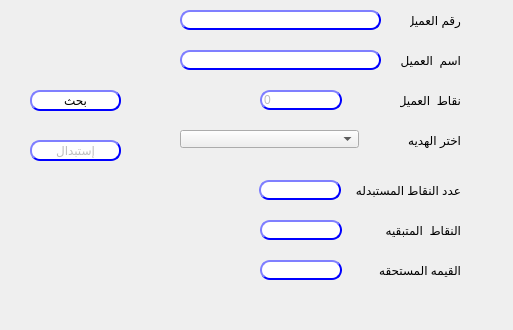
Old version of the form presentation/loyalty_ui/redeemGift.ui in the repository Hossam01/HyperPOS2020Design.
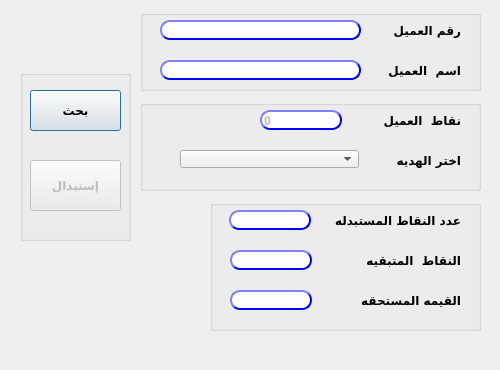
New version of the form.

```diff
--- a/presentation/loyalty_ui/redeemGift.ui
+++ b/presentation/loyalty_ui/redeemGift.ui
@@ -6,10 +6,22 @@
    <rect>
     <x>0</x>
     <y>0</y>
-    <width>513</width>
-    <height>330</height>
+    <width>500</width>
+    <height>370</height>
    </rect>
   </property>
+  <property name="minimumSize">
+   <size>
+    <width>500</width>
+    <height>370</height>
+   </size>
+  </property>
+  <property name="maximumSize">
+   <size>
+    <width>500</width>
+    <height>370</height>
+   </size>
+  </property>
   <property name="windowTitle">
    <string>استبدال النقاط بهديه</string>
   </property>
@@ -22,33 +34,19 @@
      <x>30</x>
      <y>90</y>
      <width>91</width>
-     <height>21</height>
+     <height>41</height>
     </rect>
    </property>
+   <property name="font">
+    <font>
+     <family>29LT Bukra Regular</family>
+     <pointsize>9</pointsize>
+     <weight>75</weight>
+     <bold>true</bold>
+    </font>
+   </property>
    <property name="styleSheet">
-    <string notr="true">QPushButton{
-                                        background-color: white;
-                                        border-style: outset;
-                                        border-width: 2px;
-                                        border-radius: 10px;
-                                        border-color: blue;
-                                        min-width:6em;
-                                       }
-                                        QPushButton:hover {
-                                        background: qradialgradient(
-                                        cx: 0.3, cy: -0.4, fx: 0.3, fy: -0.4,
-                                        radius: 1.35, stop: 0 #fff, stop: 1 #bbb
-                                        );
-                                        }
-                                        QPushButton:pressed {
-                                        border-style: inset;
-                                        background: qradialgradient(
-                                        cx: 0.4, cy: -0.1, fx: 0.4, fy: -0.1,
-                                        radius: 1.35, stop: 0 #fff, stop: 1 #ddd
-                                        );
-                                        }
-                                    
-                                    </string>
+    <string notr="true"/>
    </property>
    <property name="text">
     <string>بحث</string>
@@ -61,346 +59,262 @@
    <property name="geometry">
     <rect>
      <x>30</x>
-     <y>140</y>
+     <y>160</y>
      <width>91</width>
-     <height>21</height>
+     <height>51</height>
     </rect>
    </property>
+   <property name="font">
+    <font>
+     <family>29LT Bukra Regular</family>
+     <pointsize>9</pointsize>
+     <weight>75</weight>
+     <bold>true</bold>
+    </font>
+   </property>
    <property name="styleSheet">
-    <string notr="true">QPushButton{
-                                        background-color: white;
-                                        border-style: outset;
-                                        border-width: 2px;
-                                        border-radius: 10px;
-                                        border-color: blue;
-                                        min-width:6em;
-                                       }
-                                        QPushButton:hover {
-                                        background: qradialgradient(
-                                        cx: 0.3, cy: -0.4, fx: 0.3, fy: -0.4,
-                                        radius: 1.35, stop: 0 #fff, stop: 1 #bbb
-                                        );
-                                        }
-                                        QPushButton:pressed {
-                                        border-style: inset;
-                                        background: qradialgradient(
-                                        cx: 0.4, cy: -0.1, fx: 0.4, fy: -0.1,
-                                        radius: 1.35, stop: 0 #fff, stop: 1 #ddd
-                                        );
-                                        }
-                                    
-                                    </string>
+    <string notr="true">
+</string>
    </property>
    <property name="text">
     <string>إستبدال</string>
    </property>
   </widget>
-  <widget class="QLabel" name="label_20">
+  <widget class="QGroupBox" name="groupBox">
    <property name="geometry">
     <rect>
-     <x>370</x>
-     <y>130</y>
-     <width>91</width>
-     <height>20</height>
-    </rect>
-   </property>
-   <property name="text">
-    <string>اختر الهديه</string>
-   </property>
-  </widget>
-  <widget class="QComboBox" name="CMB_redeemItem">
-   <property name="geometry">
-    <rect>
-     <x>180</x>
-     <y>130</y>
-     <width>179</width>
-     <height>18</height>
-    </rect>
-   </property>
-  </widget>
-  <widget class="QLabel" name="label_16">
-   <property name="geometry">
-    <rect>
-     <x>400</x>
-     <y>90</y>
-     <width>61</width>
-     <height>20</height>
-    </rect>
-   </property>
-   <property name="text">
-    <string>نقاط  العميل</string>
-   </property>
-  </widget>
-  <widget class="QLineEdit" name="Qline_cust">
-   <property name="geometry">
-    <rect>
-     <x>180</x>
-     <y>10</y>
-     <width>201</width>
-     <height>20</height>
-    </rect>
-   </property>
-   <property name="styleSheet">
-    <string notr="true">QLineEdit{
-                                        background-color: white;
-                                        border-style: outset;
-                                        border-width: 2px;
-                                        border-radius: 10px;
-                                        border-color: blue;
-                                        min-width: 6em;
-                                        }
-                                        QLineEdit:hover {
-                                        background: qradialgradient(
-                                        cx: 0.3, cy: -0.4, fx: 0.3, fy: -0.4,
-                                        radius: 1.35, stop: 0 #fff, stop: 1 #bbb
-                                        );
-                                        }
-                                       QLineEdit:pressed {
-                                        border-style: inset;
-                                        background: qradialgradient(
-                                        cx: 0.4, cy: -0.1, fx: 0.4, fy: -0.1,
-                                        radius: 1.35, stop: 0 #fff, stop: 1 #ddd
-                                        );
-                                        }
-                                    </string>
-   </property>
-  </widget>
-  <widget class="QLabel" name="label_15">
-   <property name="geometry">
-    <rect>
-     <x>400</x>
-     <y>50</y>
-     <width>61</width>
-     <height>20</height>
-    </rect>
-   </property>
-   <property name="text">
-    <string>اسم  العميل</string>
-   </property>
-  </widget>
-  <widget class="QLabel" name="label_14">
-   <property name="geometry">
-    <rect>
-     <x>410</x>
-     <y>10</y>
-     <width>51</width>
-     <height>20</height>
-    </rect>
-   </property>
-   <property name="text">
-    <string>رقم العميل</string>
-   </property>
-  </widget>
-  <widget class="QLineEdit" name="Qline_name">
-   <property name="enabled">
-    <bool>false</bool>
-   </property>
-   <property name="geometry">
-    <rect>
-     <x>180</x>
-     <y>50</y>
-     <width>201</width>
-     <height>20</height>
-    </rect>
-   </property>
-   <property name="styleSheet">
-    <string notr="true">QLineEdit{
-                                        background-color: white;
-                                        border-style: outset;
-                                        border-width: 2px;
-                                        border-radius: 10px;
-                                        border-color: blue;
-                                        min-width: 6em;
-                                        }
-                                        QLineEdit:hover {
-                                        background: qradialgradient(
-                                        cx: 0.3, cy: -0.4, fx: 0.3, fy: -0.4,
-                                        radius: 1.35, stop: 0 #fff, stop: 1 #bbb
-                                        );
-                                        }
-                                       QLineEdit:pressed {
-                                        border-style: inset;
-                                        background: qradialgradient(
-                                        cx: 0.4, cy: -0.1, fx: 0.4, fy: -0.1,
-                                        radius: 1.35, stop: 0 #fff, stop: 1 #ddd
-                                        );
-                                        }
-                                    </string>
-   </property>
-  </widget>
-  <widget class="QLineEdit" name="Qline_points">
-   <property name="enabled">
-    <bool>false</bool>
-   </property>
-   <property name="geometry">
-    <rect>
-     <x>260</x>
-     <y>90</y>
-     <width>82</width>
-     <height>20</height>
-    </rect>
-   </property>
-   <property name="styleSheet">
-    <string notr="true">QLineEdit{
-                                        background-color: white;
-                                        border-style: outset;
-                                        border-width: 2px;
-                                        border-radius: 10px;
-                                        border-color: blue;
-                                        min-width: 6em;
-                                        }
-                                        QLineEdit:hover {
-                                        background: qradialgradient(
-                                        cx: 0.3, cy: -0.4, fx: 0.3, fy: -0.4,
-                                        radius: 1.35, stop: 0 #fff, stop: 1 #bbb
-                                        );
-                                        }
-                                       QLineEdit:pressed {
-                                        border-style: inset;
-                                        background: qradialgradient(
-                                        cx: 0.4, cy: -0.1, fx: 0.4, fy: -0.1,
-                                        radius: 1.35, stop: 0 #fff, stop: 1 #ddd
-                                        );
-                                        }
-                                    </string>
-   </property>
-   <property name="text">
-    <string>0</string>
-   </property>
-  </widget>
-  <widget class="QLineEdit" name="Qline_replace">
-   <property name="enabled">
-    <bool>true</bool>
-   </property>
-   <property name="geometry">
-    <rect>
-     <x>259</x>
-     <y>180</y>
-     <width>82</width>
-     <height>20</height>
-    </rect>
-   </property>
-   <property name="styleSheet">
-    <string notr="true">QLineEdit{
-                                        background-color: white;
-                                        border-style: outset;
-                                        border-width: 2px;
-                                        border-radius: 10px;
-                                        border-color: blue;
-                                        min-width: 6em;
-                                        }
-                                        QLineEdit:hover {
-                                        background: qradialgradient(
-                                        cx: 0.3, cy: -0.4, fx: 0.3, fy: -0.4,
-                                        radius: 1.35, stop: 0 #fff, stop: 1 #bbb
-                                        );
-                                        }
-                                       QLineEdit:pressed {
-                                        border-style: inset;
-                                        background: qradialgradient(
-                                        cx: 0.4, cy: -0.1, fx: 0.4, fy: -0.1,
-                                        radius: 1.35, stop: 0 #fff, stop: 1 #ddd
-                                        );
-                                        }
-                                    </string>
-   </property>
-   <property name="text">
-    <string/>
-   </property>
-  </widget>
-  <widget class="QLabel" name="label_18">
-   <property name="geometry">
-    <rect>
-     <x>370</x>
-     <y>220</y>
-     <width>91</width>
-     <height>20</height>
-    </rect>
-   </property>
-   <property name="text">
-    <string>النقاط  المتبقيه</string>
-   </property>
-  </widget>
-  <widget class="QLabel" name="label_19">
-   <property name="geometry">
-    <rect>
-     <x>370</x>
-     <y>260</y>
-     <width>91</width>
-     <height>20</height>
-    </rect>
-   </property>
-   <property name="text">
-    <string>القيمه المستحقه</string>
-   </property>
-  </widget>
-  <widget class="QLineEdit" name="Qline_remainder">
-   <property name="enabled">
-    <bool>false</bool>
-   </property>
-   <property name="geometry">
-    <rect>
-     <x>260</x>
-     <y>220</y>
-     <width>82</width>
-     <height>20</height>
-    </rect>
-   </property>
-   <property name="styleSheet">
-    <string notr="true">QLineEdit{
-                                        background-color: white;
-                                        border-style: outset;
-                                        border-width: 2px;
-                                        border-radius: 10px;
-                                        border-color: blue;
-                                        min-width: 6em;
-                                        }
-                                        QLineEdit:hover {
-                                        background: qradialgradient(
-                                        cx: 0.3, cy: -0.4, fx: 0.3, fy: -0.4,
-                                        radius: 1.35, stop: 0 #fff, stop: 1 #bbb
-                                        );
-                                        }
-                                       QLineEdit:pressed {
-                                        border-style: inset;
-                                        background: qradialgradient(
-                                        cx: 0.4, cy: -0.1, fx: 0.4, fy: -0.1,
-                                        radius: 1.35, stop: 0 #fff, stop: 1 #ddd
-                                        );
-                                        }
-                                    </string>
-   </property>
-   <property name="text">
-    <string/>
-   </property>
-  </widget>
-  <widget class="QLabel" name="label_17">
-   <property name="geometry">
-    <rect>
-     <x>350</x>
-     <y>180</y>
+     <x>20</x>
+     <y>70</y>
      <width>111</width>
-     <height>20</height>
+     <height>171</height>
     </rect>
    </property>
-   <property name="text">
-    <string>عدد النقاط المستبدله</string>
+   <property name="font">
+    <font>
+     <family>29LT Bukra Regular</family>
+     <pointsize>9</pointsize>
+     <weight>75</weight>
+     <bold>true</bold>
+    </font>
    </property>
+   <property name="title">
+    <string/>
+   </property>
   </widget>
-  <widget class="QLineEdit" name="Qline_point_value">
-   <property name="enabled">
-    <bool>false</bool>
+  <widget class="QGroupBox" name="groupBox_2">
+   <property name="geometry">
+    <rect>
+     <x>140</x>
+     <y>10</y>
+     <width>341</width>
+     <height>81</height>
+    </rect>
    </property>
+   <property name="font">
+    <font>
+     <family>29LT Bukra Regular</family>
+     <pointsize>9</pointsize>
+     <weight>75</weight>
+     <bold>true</bold>
+    </font>
+   </property>
+   <property name="title">
+    <string/>
+   </property>
+   <widget class="QLineEdit" name="Qline_name">
+    <property name="enabled">
+     <bool>false</bool>
+    </property>
+    <property name="geometry">
+     <rect>
+      <x>20</x>
+      <y>50</y>
+      <width>201</width>
+      <height>20</height>
+     </rect>
+    </property>
+    <property name="font">
+     <font>
+      <family>29LT Bukra Regular</family>
+      <pointsize>9</pointsize>
+      <weight>75</weight>
+      <bold>true</bold>
+     </font>
+    </property>
+    <property name="styleSheet">
+     <string notr="true">QLineEdit{
+                                        background-color: white;
+                                        border-style: outset;
+                                        border-width: 2px;
+                                        border-radius: 10px;
+                                        border-color: blue;
+                                        min-width: 6em;
+                                        }
+                                        QLineEdit:hover {
+                                        background: qradialgradient(
+                                        cx: 0.3, cy: -0.4, fx: 0.3, fy: -0.4,
+                                        radius: 1.35, stop: 0 #fff, stop: 1 #bbb
+                                        );
+                                        }
+                                       QLineEdit:pressed {
+                                        border-style: inset;
+                                        background: qradialgradient(
+                                        cx: 0.4, cy: -0.1, fx: 0.4, fy: -0.1,
+                                        radius: 1.35, stop: 0 #fff, stop: 1 #ddd
+                                        );
+                                        }
+                                    </string>
+    </property>
+   </widget>
+   <widget class="QLabel" name="label_14">
+    <property name="geometry">
+     <rect>
+      <x>240</x>
+      <y>10</y>
+      <width>81</width>
+      <height>20</height>
+     </rect>
+    </property>
+    <property name="font">
+     <font>
+      <family>29LT Bukra Regular</family>
+      <pointsize>9</pointsize>
+      <weight>75</weight>
+      <bold>true</bold>
+     </font>
+    </property>
+    <property name="text">
+     <string>رقم العميل</string>
+    </property>
+   </widget>
+   <widget class="QLabel" name="label_15">
+    <property name="geometry">
+     <rect>
+      <x>230</x>
+      <y>50</y>
+      <width>91</width>
+      <height>20</height>
+     </rect>
+    </property>
+    <property name="font">
+     <font>
+      <family>29LT Bukra Regular</family>
+      <pointsize>9</pointsize>
+      <weight>75</weight>
+      <bold>true</bold>
+     </font>
+    </property>
+    <property name="text">
+     <string>اسم  العميل</string>
+    </property>
+   </widget>
+   <widget class="QLineEdit" name="Qline_cust">
+    <property name="geometry">
+     <rect>
+      <x>20</x>
+      <y>10</y>
+      <width>201</width>
+      <height>20</height>
+     </rect>
+    </property>
+    <property name="font">
+     <font>
+      <family>29LT Bukra Regular</family>
+      <pointsize>9</pointsize>
+      <weight>75</weight>
+      <bold>true</bold>
+     </font>
+    </property>
+    <property name="styleSheet">
+     <string notr="true">QLineEdit{
+                                        background-color: white;
+                                        border-style: outset;
+                                        border-width: 2px;
+                                        border-radius: 10px;
+                                        border-color: blue;
+                                        min-width: 6em;
+                                        }
+                                        QLineEdit:hover {
+                                        background: qradialgradient(
+                                        cx: 0.3, cy: -0.4, fx: 0.3, fy: -0.4,
+                                        radius: 1.35, stop: 0 #fff, stop: 1 #bbb
+                                        );
+                                        }
+                                       QLineEdit:pressed {
+                                        border-style: inset;
+                                        background: qradialgradient(
+                                        cx: 0.4, cy: -0.1, fx: 0.4, fy: -0.1,
+                                        radius: 1.35, stop: 0 #fff, stop: 1 #ddd
+                                        );
+                                        }
+                                    </string>
+    </property>
+   </widget>
+   <zorder>label_15</zorder>
+   <zorder>Qline_name</zorder>
+   <zorder>label_14</zorder>
+   <zorder>Qline_cust</zorder>
+  </widget>
+  <widget class="QGroupBox" name="groupBox_3">
    <property name="geometry">
     <rect>
-     <x>260</x>
-     <y>260</y>
-     <width>82</width>
-     <height>20</height>
+     <x>140</x>
+     <y>100</y>
+     <width>341</width>
+     <height>91</height>
     </rect>
    </property>
-   <property name="styleSheet">
-    <string notr="true">QLineEdit{
+   <property name="font">
+    <font>
+     <family>29LT Bukra Regular</family>
+     <pointsize>9</pointsize>
+     <weight>75</weight>
+     <bold>true</bold>
+    </font>
+   </property>
+   <property name="title">
+    <string/>
+   </property>
+   <widget class="QComboBox" name="CMB_redeemItem">
+    <property name="geometry">
+     <rect>
+      <x>40</x>
+      <y>50</y>
+      <width>179</width>
+      <height>18</height>
+     </rect>
+    </property>
+    <property name="font">
+     <font>
+      <family>29LT Bukra Regular</family>
+      <pointsize>9</pointsize>
+      <weight>75</weight>
+      <bold>true</bold>
+     </font>
+    </property>
+   </widget>
+   <widget class="QLineEdit" name="Qline_points">
+    <property name="enabled">
+     <bool>false</bool>
+    </property>
+    <property name="geometry">
+     <rect>
+      <x>120</x>
+      <y>10</y>
+      <width>82</width>
+      <height>20</height>
+     </rect>
+    </property>
+    <property name="font">
+     <font>
+      <family>29LT Bukra Regular</family>
+      <pointsize>9</pointsize>
+      <weight>75</weight>
+      <bold>true</bold>
+     </font>
+    </property>
+    <property name="styleSheet">
+     <string notr="true">QLineEdit{
                                         background-color: white;
                                         border-style: outset;
                                         border-width: 2px;
@@ -422,10 +336,281 @@
                                         );
                                         }
                                     </string>
+    </property>
+    <property name="text">
+     <string>0</string>
+    </property>
+   </widget>
+   <widget class="QLabel" name="label_16">
+    <property name="geometry">
+     <rect>
+      <x>230</x>
+      <y>10</y>
+      <width>91</width>
+      <height>20</height>
+     </rect>
+    </property>
+    <property name="font">
+     <font>
+      <family>29LT Bukra Regular</family>
+      <pointsize>9</pointsize>
+      <weight>75</weight>
+      <bold>true</bold>
+     </font>
+    </property>
+    <property name="text">
+     <string>نقاط  العميل</string>
+    </property>
+   </widget>
+   <widget class="QLabel" name="label_20">
+    <property name="geometry">
+     <rect>
+      <x>230</x>
+      <y>50</y>
+      <width>91</width>
+      <height>20</height>
+     </rect>
+    </property>
+    <property name="font">
+     <font>
+      <family>29LT Bukra Regular</family>
+      <pointsize>9</pointsize>
+      <weight>75</weight>
+      <bold>true</bold>
+     </font>
+    </property>
+    <property name="text">
+     <string>اختر الهديه</string>
+    </property>
+   </widget>
+  </widget>
+  <widget class="QGroupBox" name="groupBox_4">
+   <property name="geometry">
+    <rect>
+     <x>210</x>
+     <y>200</y>
+     <width>271</width>
+     <height>131</height>
+    </rect>
    </property>
-   <property name="text">
+   <property name="font">
+    <font>
+     <family>29LT Bukra Regular</family>
+     <pointsize>9</pointsize>
+     <weight>75</weight>
+     <bold>true</bold>
+    </font>
+   </property>
+   <property name="title">
     <string/>
    </property>
+   <widget class="QLabel" name="label_19">
+    <property name="geometry">
+     <rect>
+      <x>130</x>
+      <y>90</y>
+      <width>121</width>
+      <height>20</height>
+     </rect>
+    </property>
+    <property name="font">
+     <font>
+      <family>29LT Bukra Regular</family>
+      <pointsize>9</pointsize>
+      <weight>75</weight>
+      <bold>true</bold>
+     </font>
+    </property>
+    <property name="text">
+     <string>القيمه المستحقه</string>
+    </property>
+   </widget>
+   <widget class="QLabel" name="label_17">
+    <property name="geometry">
+     <rect>
+      <x>110</x>
+      <y>10</y>
+      <width>141</width>
+      <height>20</height>
+     </rect>
+    </property>
+    <property name="font">
+     <font>
+      <family>29LT Bukra Regular</family>
+      <pointsize>9</pointsize>
+      <weight>75</weight>
+      <bold>true</bold>
+     </font>
+    </property>
+    <property name="text">
+     <string>عدد النقاط المستبدله</string>
+    </property>
+   </widget>
+   <widget class="QLabel" name="label_18">
+    <property name="geometry">
+     <rect>
+      <x>130</x>
+      <y>50</y>
+      <width>121</width>
+      <height>20</height>
+     </rect>
+    </property>
+    <property name="font">
+     <font>
+      <family>29LT Bukra Regular</family>
+      <pointsize>9</pointsize>
+      <weight>75</weight>
+      <bold>true</bold>
+     </font>
+    </property>
+    <property name="text">
+     <string>النقاط  المتبقيه</string>
+    </property>
+   </widget>
+   <widget class="QLineEdit" name="Qline_replace">
+    <property name="enabled">
+     <bool>true</bool>
+    </property>
+    <property name="geometry">
+     <rect>
+      <x>19</x>
+      <y>10</y>
+      <width>82</width>
+      <height>20</height>
+     </rect>
+    </property>
+    <property name="font">
+     <font>
+      <family>29LT Bukra Regular</family>
+      <pointsize>9</pointsize>
+      <weight>75</weight>
+      <bold>true</bold>
+     </font>
+    </property>
+    <property name="styleSheet">
+     <string notr="true">QLineEdit{
+                                        background-color: white;
+                                        border-style: outset;
+                                        border-width: 2px;
+                                        border-radius: 10px;
+                                        border-color: blue;
+                                        min-width: 6em;
+                                        }
+                                        QLineEdit:hover {
+                                        background: qradialgradient(
+                                        cx: 0.3, cy: -0.4, fx: 0.3, fy: -0.4,
+                                        radius: 1.35, stop: 0 #fff, stop: 1 #bbb
+                                        );
+                                        }
+                                       QLineEdit:pressed {
+                                        border-style: inset;
+                                        background: qradialgradient(
+                                        cx: 0.4, cy: -0.1, fx: 0.4, fy: -0.1,
+                                        radius: 1.35, stop: 0 #fff, stop: 1 #ddd
+                                        );
+                                        }
+                                    </string>
+    </property>
+    <property name="text">
+     <string/>
+    </property>
+   </widget>
+   <widget class="QLineEdit" name="Qline_remainder">
+    <property name="enabled">
+     <bool>false</bool>
+    </property>
+    <property name="geometry">
+     <rect>
+      <x>20</x>
+      <y>50</y>
+      <width>82</width>
+      <height>20</height>
+     </rect>
+    </property>
+    <property name="font">
+     <font>
+      <family>29LT Bukra Regular</family>
+      <pointsize>9</pointsize>
+      <weight>75</weight>
+      <bold>true</bold>
+     </font>
+    </property>
+    <property name="styleSheet">
+     <string notr="true">QLineEdit{
+                                        background-color: white;
+                                        border-style: outset;
+                                        border-width: 2px;
+                                        border-radius: 10px;
+                                        border-color: blue;
+                                        min-width: 6em;
+                                        }
+                                        QLineEdit:hover {
+                                        background: qradialgradient(
+                                        cx: 0.3, cy: -0.4, fx: 0.3, fy: -0.4,
+                                        radius: 1.35, stop: 0 #fff, stop: 1 #bbb
+                                        );
+                                        }
+                                       QLineEdit:pressed {
+                                        border-style: inset;
+                                        background: qradialgradient(
+                                        cx: 0.4, cy: -0.1, fx: 0.4, fy: -0.1,
+                                        radius: 1.35, stop: 0 #fff, stop: 1 #ddd
+                                        );
+                                        }
+                                    </string>
+    </property>
+    <property name="text">
+     <string/>
+    </property>
+   </widget>
+   <widget class="QLineEdit" name="Qline_point_value">
+    <property name="enabled">
+     <bool>false</bool>
+    </property>
+    <property name="geometry">
+     <rect>
+      <x>20</x>
+      <y>90</y>
+      <width>82</width>
+      <height>20</height>
+     </rect>
+    </property>
+    <property name="font">
+     <font>
+      <family>29LT Bukra Regular</family>
+      <pointsize>9</pointsize>
+      <weight>75</weight>
+      <bold>true</bold>
+     </font>
+    </property>
+    <property name="styleSheet">
+     <string notr="true">QLineEdit{
+                                        background-color: white;
+                                        border-style: outset;
+                                        border-width: 2px;
+                                        border-radius: 10px;
+                                        border-color: blue;
+                                        min-width: 6em;
+                                        }
+                                        QLineEdit:hover {
+                                        background: qradialgradient(
+                                        cx: 0.3, cy: -0.4, fx: 0.3, fy: -0.4,
+                                        radius: 1.35, stop: 0 #fff, stop: 1 #bbb
+                                        );
+                                        }
+                                       QLineEdit:pressed {
+                                        border-style: inset;
+                                        background: qradialgradient(
+                                        cx: 0.4, cy: -0.1, fx: 0.4, fy: -0.1,
+                                        radius: 1.35, stop: 0 #fff, stop: 1 #ddd
+                                        );
+                                        }
+                                    </string>
+    </property>
+    <property name="text">
+     <string/>
+    </property>
+   </widget>
   </widget>
  </widget>
  <resources/>
```
Left out of the diff: 6 changed lines with no effect on the pictures.
